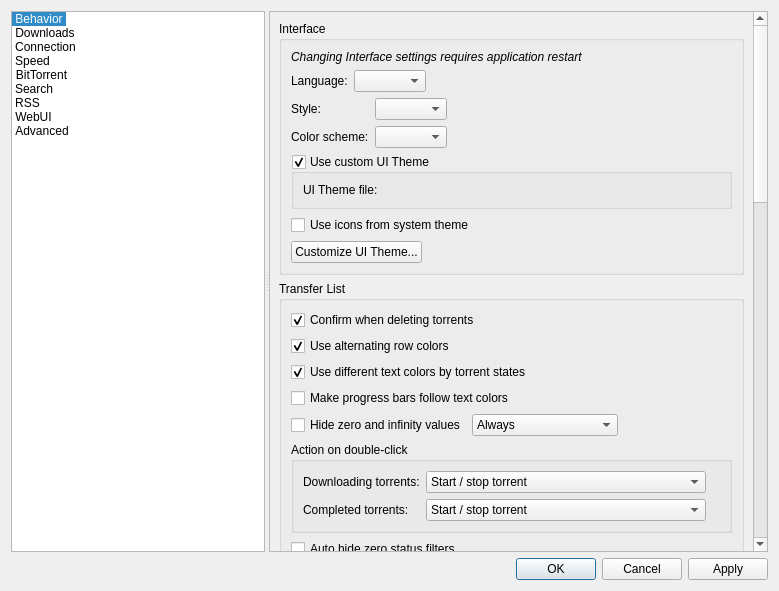
First picture: the form in src/gui/optionsdialog.ui, repository qbittorrent/qBittorrent, before the edit.
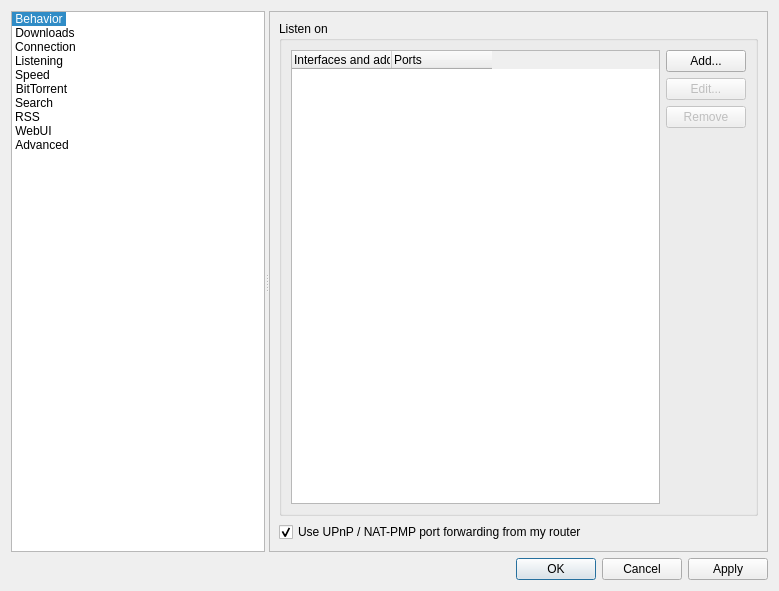
Second picture: the form after the edit. The open tabs and pages were chosen to show the change. Icons and pictures are not drawn. Custom widgets are drawn as their Qt base class.

Commit message: Replace listening options with listen entries

```diff
--- a/src/gui/optionsdialog.ui
+++ b/src/gui/optionsdialog.ui
@@ -62,6 +62,11 @@
         <string>Connection</string>
        </property>
       </item>
+      <item>
+       <property name="text">
+        <string>Listening</string>
+       </property>
+      </item>
       <item>
        <property name="text">
         <string>Speed</string>
@@ -1908,69 +1913,6 @@
               </item>
              </layout>
             </item>
-            <item>
-             <widget class="QGroupBox" name="ListeningPortBox">
-              <property name="title">
-               <string>Listening Port</string>
-              </property>
-              <layout class="QVBoxLayout" name="listeningPortLayout">
-               <item>
-                <layout class="QHBoxLayout" name="listeningPortLayout2">
-                 <item>
-                  <widget class="QLabel" name="lbl_ports">
-                   <property name="text">
-                    <string>Port used for incoming connections:</string>
-                   </property>
-                  </widget>
-                 </item>
-                 <item>
-                  <widget class="QSpinBox" name="spinPort">
-                   <property name="toolTip">
-                    <string>Set to 0 to let your system pick an unused port</string>
-                   </property>
-                   <property name="specialValueText">
-                    <string>Any</string>
-                   </property>
-                   <property name="maximum">
-                    <number>65535</number>
-                   </property>
-                  </widget>
-                 </item>
-                 <item>
-                  <widget class="QPushButton" name="randomButton">
-                   <property name="text">
-                    <string>Random</string>
-                   </property>
-                  </widget>
-                 </item>
-                 <item>
-                  <spacer name="horizontalSpacer_4">
-                   <property name="orientation">
-                    <enum>Qt::Orientation::Horizontal</enum>
-                   </property>
-                   <property name="sizeHint" stdset="0">
-                    <size>
-                     <width>40</width>
-                     <height>20</height>
-                    </size>
-                   </property>
-                  </spacer>
-                 </item>
-                </layout>
-               </item>
-               <item>
-                <widget class="QCheckBox" name="checkUPnP">
-                 <property name="text">
-                  <string>Use UPnP / NAT-PMP port forwarding from my router</string>
-                 </property>
-                 <property name="checked">
-                  <bool>true</bool>
-                 </property>
-                </widget>
-               </item>
-              </layout>
-             </widget>
-            </item>
             <item>
              <widget class="QGroupBox" name="nbConnecBox">
               <property name="title">
@@ -2419,6 +2361,137 @@
         </item>
        </layout>
       </widget>
+      <widget class="QWidget" name="tabListeningPage">
+       <layout class="QVBoxLayout" name="listeningPageLayout">
+        <property name="leftMargin">
+         <number>0</number>
+        </property>
+        <property name="topMargin">
+         <number>0</number>
+        </property>
+        <property name="rightMargin">
+         <number>0</number>
+        </property>
+        <property name="bottomMargin">
+         <number>0</number>
+        </property>
+        <item>
+         <widget class="QScrollArea" name="scrollAreaListening">
+          <property name="widgetResizable">
+           <bool>true</bool>
+          </property>
+          <widget class="QWidget" name="scrollAreaWidgetContentsListening">
+           <layout class="QVBoxLayout" name="listeningLayout">
+            <item>
+             <widget class="QGroupBox" name="groupListenEntries">
+              <property name="title">
+               <string>Listen on</string>
+              </property>
+              <layout class="QHBoxLayout" name="listenEntriesLayout">
+               <item>
+                <widget class="QTreeWidget" name="treeListenEntries">
+                 <property name="sizePolicy">
+                  <sizepolicy hsizetype="Expanding" vsizetype="Expanding">
+                   <horstretch>0</horstretch>
+                   <verstretch>1</verstretch>
+                  </sizepolicy>
+                 </property>
+                 <property name="minimumSize">
+                  <size>
+                   <width>250</width>
+                   <height>150</height>
+                  </size>
+                 </property>
+                 <property name="editTriggers">
+                  <set>QAbstractItemView::EditTrigger::NoEditTriggers</set>
+                 </property>
+                 <property name="selectionMode">
+                  <enum>QAbstractItemView::SelectionMode::SingleSelection</enum>
+                 </property>
+                 <property name="selectionBehavior">
+                  <enum>QAbstractItemView::SelectionBehavior::SelectRows</enum>
+                 </property>
+                 <property name="uniformRowHeights">
+                  <bool>true</bool>
+                 </property>
+                 <attribute name="headerStretchLastSection">
+                  <bool>false</bool>
+                 </attribute>
+                 <column>
+                  <property name="text">
+                   <string>Interfaces and addresses</string>
+                  </property>
+                 </column>
+                 <column>
+                  <property name="text">
+                   <string>Ports</string>
+                  </property>
+                 </column>
+                </widget>
+               </item>
+               <item>
+                <layout class="QVBoxLayout" name="listenEntriesButtonsLayout">
+                 <item>
+                  <widget class="QPushButton" name="addListenEntryButton">
+                   <property name="text">
+                    <string>Add...</string>
+                   </property>
+                  </widget>
+                 </item>
+                 <item>
+                  <widget class="QPushButton" name="editListenEntryButton">
+                   <property name="enabled">
+                    <bool>false</bool>
+                   </property>
+                   <property name="text">
+                    <string>Edit...</string>
+                   </property>
+                  </widget>
+                 </item>
+                 <item>
+                  <widget class="QPushButton" name="removeListenEntryButton">
+                   <property name="enabled">
+                    <bool>false</bool>
+                   </property>
+                   <property name="text">
+                    <string>Remove</string>
+                   </property>
+                  </widget>
+                 </item>
+                 <item>
+                  <spacer name="listenEntriesButtonsSpacer">
+                   <property name="orientation">
+                    <enum>Qt::Orientation::Vertical</enum>
+                   </property>
+                   <property name="sizeHint" stdset="0">
+                    <size>
+                     <width>20</width>
+                     <height>40</height>
+                    </size>
+                   </property>
+                  </spacer>
+                 </item>
+                </layout>
+               </item>
+              </layout>
+             </widget>
+            </item>
+            <item>
+             <widget class="QCheckBox" name="checkUPnP">
+              <property name="text">
+               <string>Use UPnP / NAT-PMP port forwarding from my router</string>
+              </property>
+              <property name="checked">
+               <bool>true</bool>
+              </property>
+             </widget>
+            </item>
+           </layout>
+          </widget>
+         </widget>
+        </item>
+       </layout>
+      </widget>
       <widget class="QWidget" name="tabSpeedPage">
        <layout class="QVBoxLayout" name="verticalLayout_34">
         <property name="leftMargin">
```
The commit also changes 23 other files.
